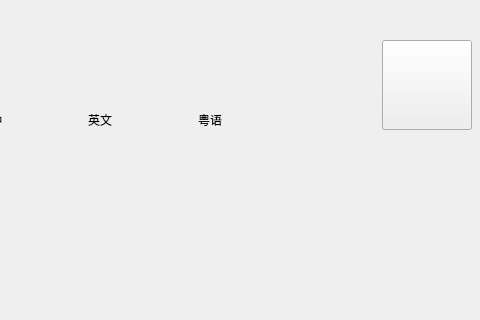
The window that src/XMusic/ui/medialibdlg.ui (1028417/XMusic) describes before a commit, drawn with Qt 5; both pictures show x 608 to 1088 and y 0 to 320 of the 1088 by 500 pixel window.
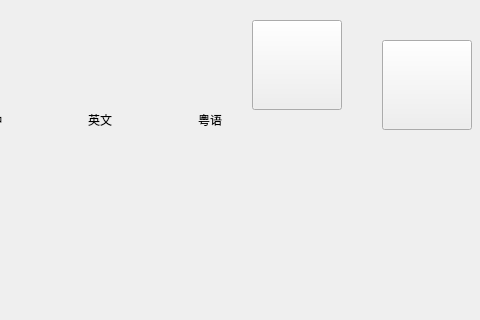
The same window after the commit. Icons and pictures are not drawn. Custom widgets are drawn as their Qt base class.

```diff
--- a/src/XMusic/ui/medialibdlg.ui
+++ b/src/XMusic/ui/medialibdlg.ui
@@ -248,6 +248,34 @@
     <bool>true</bool>
    </property>
   </widget>
+  <widget class="CButton" name="btnXpk">
+   <property name="geometry">
+    <rect>
+     <x>860</x>
+     <y>20</y>
+     <width>90</width>
+     <height>90</height>
+    </rect>
+   </property>
+   <property name="autoFillBackground">
+    <bool>false</bool>
+   </property>
+   <property name="styleSheet">
+    <string notr="true">border-image: url(:/img/medialib/xpk.png);</string>
+   </property>
+   <property name="text">
+    <string/>
+   </property>
+   <property name="iconSize">
+    <size>
+     <width>100</width>
+     <height>100</height>
+    </size>
+   </property>
+   <property name="flat">
+    <bool>false</bool>
+   </property>
+  </widget>
   <zorder>labelTitle</zorder>
   <zorder>labelSingerImg</zorder>
   <zorder>btnReturn</zorder>
```
Left out of the diff: 1 changed line with no effect on the pictures.
